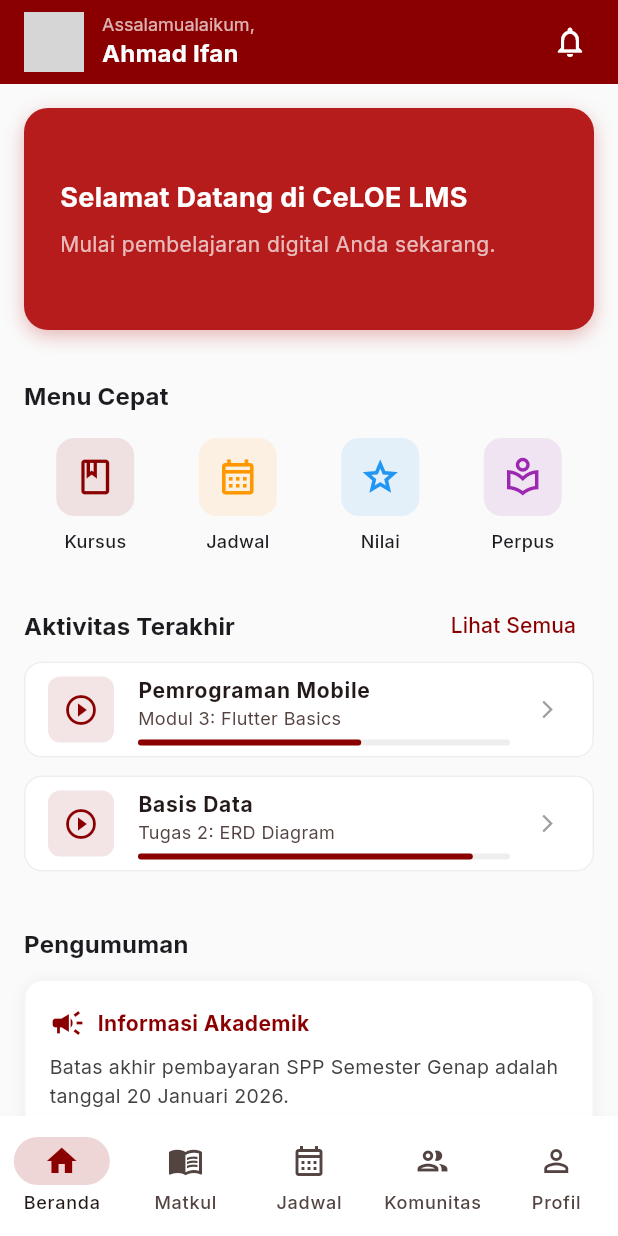
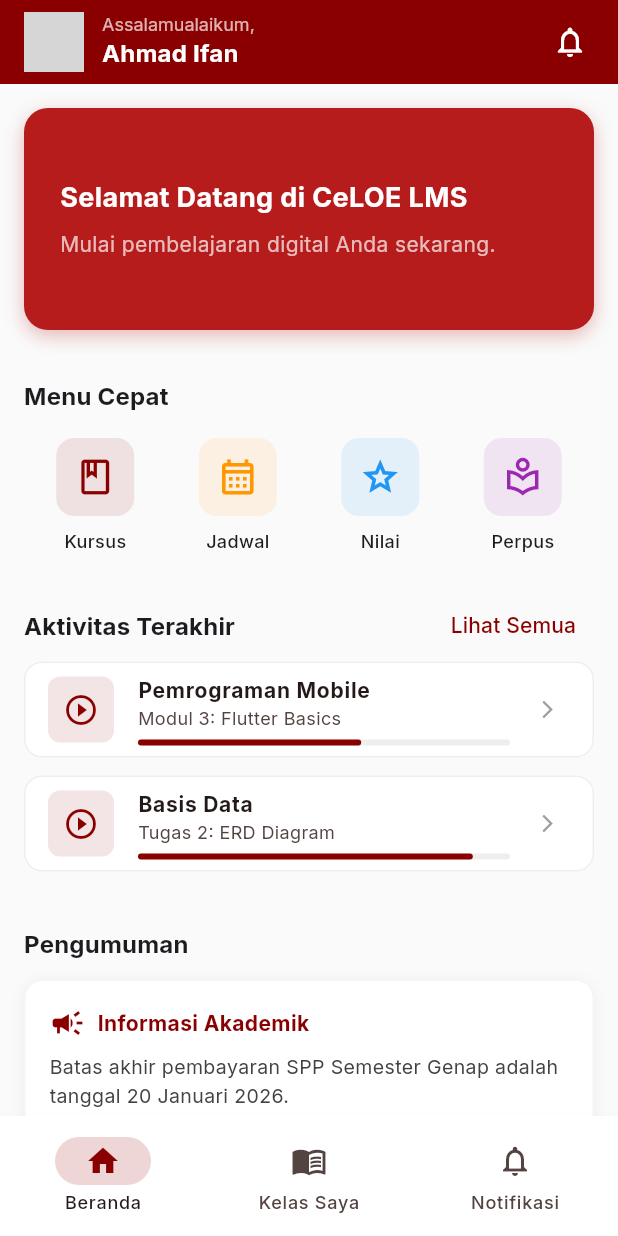
Before and after one commit to ifansyarifuddin/celoe_lms, a Flutter app: the MainLayout screen opened directly, on a phone screen of 412 x 824 dp. Run offline on Flutter 3.47's test engine with Material 3 defaults, Android fonts, the phone set to English and light mode, and no system bars; our stand-ins replace google_fonts; network calls fail; grey boxes are pictures that could not be loaded.

Commit message:
Feat: Refactor Navigation to 3 Tabs and Header Profile

```diff
--- a/lib/features/home/presentation/pages/dashboard_page.dart
+++ b/lib/features/home/presentation/pages/dashboard_page.dart
@@ -1,5 +1,6 @@
 import 'package:celoe_lms/core/app_colors.dart';
 import 'package:celoe_lms/features/home/presentation/widgets/course_card.dart';
+import 'package:celoe_lms/features/profile/presentation/pages/profile_page.dart';
 import 'package:flutter/material.dart';
 
 class DashboardPage extends StatelessWidget {
@@ -15,10 +16,18 @@ class DashboardPage extends StatelessWidget {
         elevation: 0,
         title: Row(
           children: [
-            const CircleAvatar(
-              backgroundColor: Colors.white,
-              backgroundImage: NetworkImage('https://i.pravatar.cc/150?img=12'), // Placeholder
-              radius: 20,
+            GestureDetector(
+              onTap: () {
+                  Navigator.push(
+                  context,
+                  MaterialPageRoute(builder: (context) => const ProfilePage())
+                );
+              },
+              child: const CircleAvatar(
+                backgroundColor: Colors.white,
+                backgroundImage: NetworkImage('https://i.pravatar.cc/150?img=12'), // Placeholder
+                radius: 20,
+              ),
             ),
             const SizedBox(width: 12),
             Column(
--- a/lib/features/home/presentation/pages/main_layout.dart
+++ b/lib/features/home/presentation/pages/main_layout.dart
@@ -1,8 +1,7 @@
 import 'package:celoe_lms/core/app_colors.dart';
 import 'package:celoe_lms/features/home/presentation/pages/dashboard_page.dart';
-import 'package:celoe_lms/features/courses/presentation/pages/course_list_page.dart'; // Placeholder
-import 'package:celoe_lms/features/profile/presentation/pages/profile_page.dart'; // Placeholder
-import 'package:celoe_lms/features/community/presentation/pages/community_page.dart';
+import 'package:celoe_lms/features/courses/presentation/pages/course_list_page.dart';
+import 'package:celoe_lms/features/notifications/presentation/pages/notification_page.dart';
 import 'package:flutter/material.dart';
 
 class MainLayout extends StatefulWidget {
@@ -18,8 +17,7 @@ class _MainLayoutState extends State<MainLayout> {
   final List<Widget> _pages = [
     const DashboardPage(),
     const CourseListPage(),
-    const CommunityPage(),
-    const ProfilePage(),
+    const NotificationPage(), // Changed from Community to Notification
   ];
 
   @override
@@ -46,22 +44,12 @@ class _MainLayoutState extends State<MainLayout> {
           NavigationDestination(
             icon: Icon(Icons.menu_book_outlined),
             selectedIcon: Icon(Icons.menu_book, color: AppColors.primary),
-            label: 'Matkul',
+            label: 'Kelas Saya',
           ),
           NavigationDestination(
-            icon: Icon(Icons.calendar_month_outlined),
-            selectedIcon: Icon(Icons.calendar_month, color: AppColors.primary),
-            label: 'Jadwal',
-          ),
-          NavigationDestination(
-            icon: Icon(Icons.people_outlined),
-            selectedIcon: Icon(Icons.people, color: AppColors.primary),
-            label: 'Komunitas',
-          ),
-          NavigationDestination(
-            icon: Icon(Icons.person_outline),
-            selectedIcon: Icon(Icons.person, color: AppColors.primary),
-            label: 'Profil',
+            icon: Icon(Icons.notifications_outlined),
+            selectedIcon: Icon(Icons.notifications, color: AppColors.primary),
+            label: 'Notifikasi',
           ),
         ],
       ),
```
Also changed, not shown: lib/features/notifications/presentation/pages/notification_page.dart (added, +110 -0 lines).
